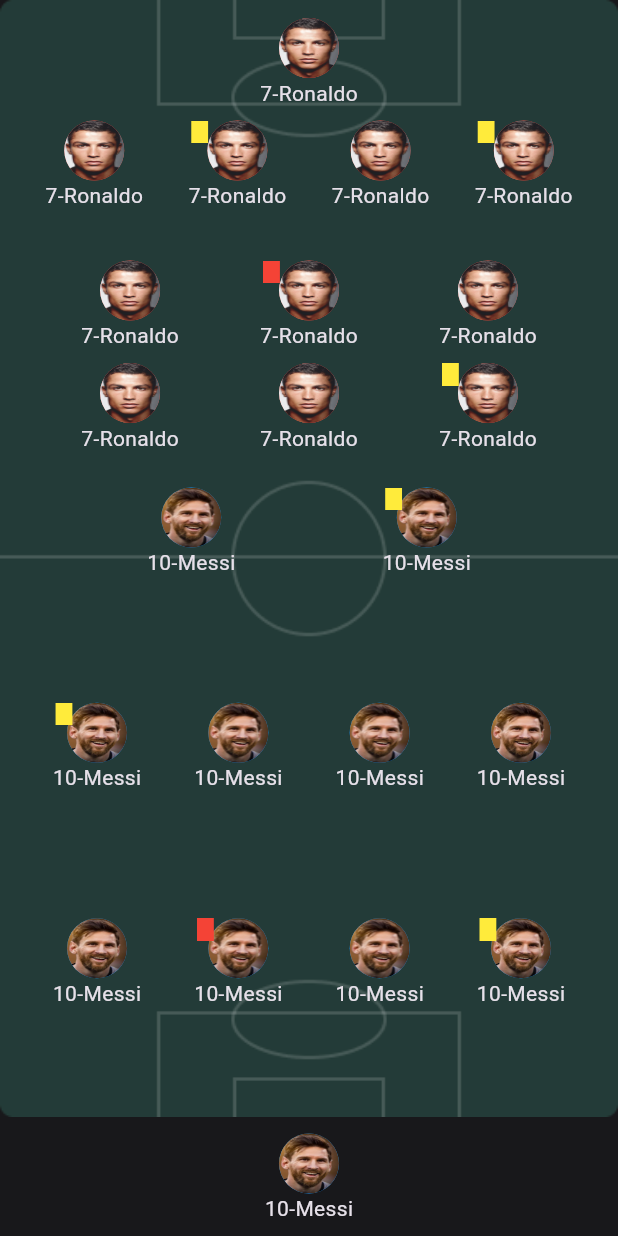
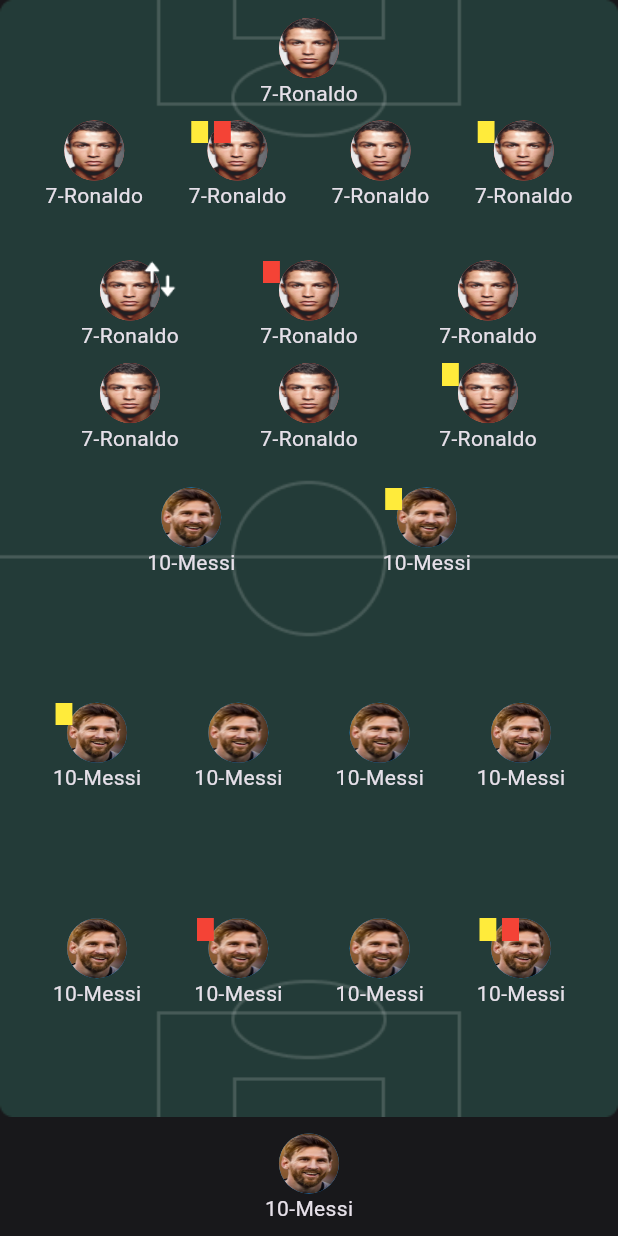
Before and after one commit to MoatazTabl/SwiftGoal, a Flutter app: the LineUpsTab widget shown alone on an empty page, opened directly, on a phone screen of 412 x 824 dp. Run offline on Flutter 3.47's test engine with Material 3 defaults, Android fonts, the light colour scheme and no system bars; our stand-ins replace flutter_screenutil, go_router, google_fonts.

Commit message:
red cards and yellow cards edited

```diff
--- a/lib/feature/match_details/presentation/view/widgets/lineups_tab.dart
+++ b/lib/feature/match_details/presentation/view/widgets/lineups_tab.dart
@@ -30,7 +30,7 @@ class LineUpsTab extends StatelessWidget {
               mainAxisAlignment: MainAxisAlignment.spaceEvenly,
               children: [
                 TeamOnePlayer(),
-                TeamOnePlayer(yellowCard: true),
+                TeamOnePlayer(yellowCard: true,redCard: true),
                 TeamOnePlayer(),
                 TeamOnePlayer(yellowCard: true),
               ],
@@ -40,7 +40,7 @@ class LineUpsTab extends StatelessWidget {
               child: Row(
                 mainAxisAlignment: MainAxisAlignment.spaceEvenly,
                 children: [
-                  TeamOnePlayer(),
+                  TeamOnePlayer(substitution: true),
                   TeamOnePlayer(redCard: true),
                   TeamOnePlayer(),
                 ],
@@ -81,7 +81,7 @@ class LineUpsTab extends StatelessWidget {
                 TeamTwoPlayer(),
                 TeamTwoPlayer(redCard: true),
                 TeamTwoPlayer(),
-                TeamTwoPlayer(yellowCard: true),
+                TeamTwoPlayer(yellowCard: true,redCard: true),
               ],
             ),
             const Spacer(),
--- a/lib/feature/match_details/presentation/view/widgets/team_one_player.dart
+++ b/lib/feature/match_details/presentation/view/widgets/team_one_player.dart
@@ -6,9 +6,13 @@ class TeamOnePlayer extends StatelessWidget {
   final bool yellowCard;
 
   final bool redCard;
+  final bool substitution;
 
   const TeamOnePlayer(
-      {super.key, this.yellowCard = false, this.redCard = false});
+      {super.key,
+      this.yellowCard = false,
+      this.redCard = false,
+      this.substitution = false});
 
   @override
   Widget build(BuildContext context) {
@@ -33,7 +37,7 @@ class TeamOnePlayer extends StatelessWidget {
           ],
         ),
       ),
-      yellowCard | redCard
+      yellowCard ^ redCard
           ? ImageIcon(
               size: 15,
               AssetImage(yellowCard
@@ -42,6 +46,32 @@ class TeamOnePlayer extends StatelessWidget {
               color: yellowCard ? Colors.yellow : Colors.red,
             )
           : Container(),
+      yellowCard & redCard
+          ? const Row(
+              children: [
+                ImageIcon(
+                  size: 15,
+                  AssetImage(
+                      "assets/images/match_details_icons/yellow_card_icon.png"),
+                  color: Colors.yellow,
+                ),
+                ImageIcon(
+                  size: 15,
+                  AssetImage(
+                      "assets/images/match_details_icons/red_card_icon.png"),
+                  color: Colors.red,
+                ),
+              ],
+            )
+          : Container(),
+      substitution? Positioned(
+        left: 40,
+        child: const ImageIcon(
+          size: 25,
+          AssetImage(
+              "assets/images/match_details_icons/subsection_icon.png"),
+        ),
+      ) : Container(),
     ]);
   }
 }
--- a/lib/feature/match_details/presentation/view/widgets/team_two_player.dart
+++ b/lib/feature/match_details/presentation/view/widgets/team_two_player.dart
@@ -31,7 +31,7 @@ class TeamTwoPlayer extends StatelessWidget {
             ],
           ),
         ),
-        yellowCard | redCard
+        yellowCard ^ redCard
             ? ImageIcon(
           size: 15,
           AssetImage(yellowCard
@@ -40,6 +40,24 @@ class TeamTwoPlayer extends StatelessWidget {
           color: yellowCard ? Colors.yellow : Colors.red,
         )
             : Container(),
+        yellowCard & redCard
+            ? const Row(
+          children: [
+            ImageIcon(
+              size: 15,
+              AssetImage(
+                  "assets/images/match_details_icons/yellow_card_icon.png"),
+              color: Colors.yellow,
+            ),
+            ImageIcon(
+              size: 15,
+              AssetImage(
+                  "assets/images/match_details_icons/red_card_icon.png"),
+              color: Colors.red,
+            ),
+          ],
+        )
+            : Container(),
       ],
     );
   }
```
Lines whose indentation alone changed are shown as unchanged.
